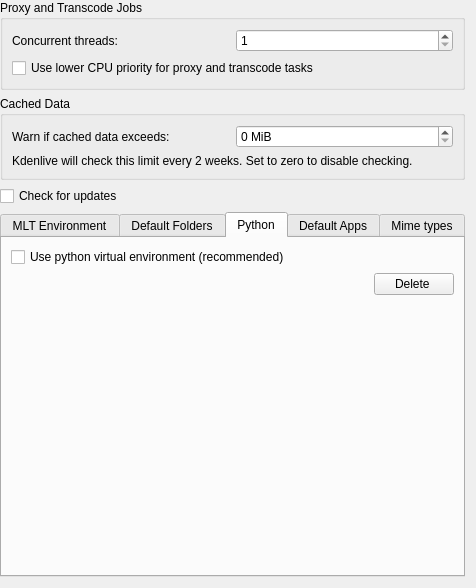
Qt form src/ui/configenv_ui.ui (KDE/kdenlive) before a commit.
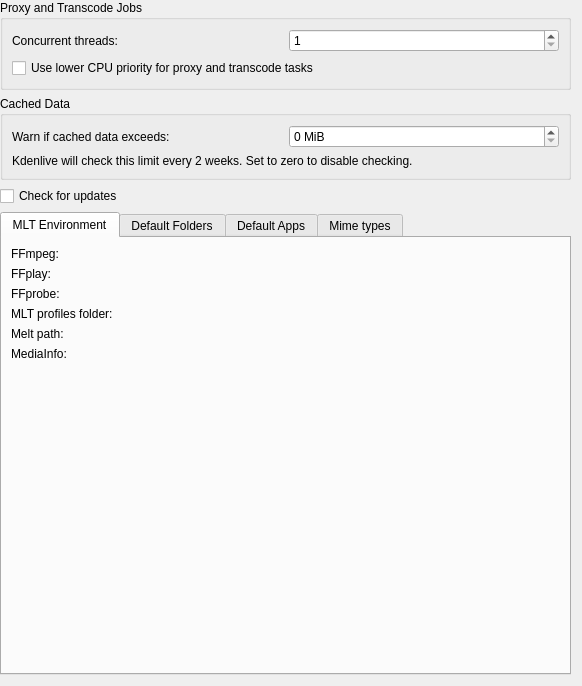
The same form after that commit. The open tabs and pages were chosen to show the change. Custom widgets are drawn as their Qt base class.

```diff
--- a/src/ui/configenv_ui.ui
+++ b/src/ui/configenv_ui.ui
@@ -10,8 +10,8 @@
    <rect>
     <x>0</x>
     <y>0</y>
-    <width>476</width>
-    <height>588</height>
+    <width>582</width>
+    <height>686</height>
    </rect>
   </property>
   <property name="sizePolicy">
@@ -331,70 +331,6 @@
        </item>
       </layout>
      </widget>
-     <widget class="QWidget" name="tab_5">
-      <attribute name="title">
-       <string>Python</string>
-      </attribute>
-      <layout class="QGridLayout" name="gridLayout">
-       <item row="2" column="0">
-        <layout class="QVBoxLayout" name="message_layout_2"/>
-       </item>
-       <item row="1" column="0">
-        <layout class="QHBoxLayout" name="horizontalLayout_4">
-         <property name="spacing">
-          <number>0</number>
-         </property>
-         <item>
-          <widget class="QLabel" name="label_python_size">
-           <property name="sizePolicy">
-            <sizepolicy hsizetype="MinimumExpanding" vsizetype="Preferred">
-             <horstretch>0</horstretch>
-             <verstretch>0</verstretch>
-            </sizepolicy>
-           </property>
-           <property name="text">
-            <string/>
-           </property>
-          </widget>
-         </item>
-         <item>
-          <widget class="QPushButton" name="button_python_delete">
-           <property name="text">
-            <string>Delete </string>
-           </property>
-          </widget>
-         </item>
-        </layout>
-       </item>
-       <item row="0" column="0">
-        <widget class="QCheckBox" name="kcfg_usePythonVenv">
-         <property name="text">
-          <string>Use python virtual environment (recommended)</string>
-         </property>
-        </widget>
-       </item>
-       <item row="4" column="0">
-        <widget class="KMessageWidget" name="pythonSetupMessage">
-         <property name="closeButtonVisible">
-          <bool>false</bool>
-         </property>
-        </widget>
-       </item>
-       <item row="3" column="0">
-        <spacer name="verticalSpacer">
-         <property name="orientation">
-          <enum>Qt::Vertical</enum>
-         </property>
-         <property name="sizeHint" stdset="0">
-          <size>
-           <width>20</width>
-           <height>196</height>
-          </size>
-         </property>
-        </spacer>
-       </item>
-      </layout>
-     </widget>
      <widget class="QWidget" name="tab_3">
       <attribute name="title">
        <string>Default Apps</string>
@@ -542,12 +478,6 @@
    <header>kurlrequester.h</header>
    <container>1</container>
   </customwidget>
-  <customwidget>
-   <class>KMessageWidget</class>
-   <extends>QFrame</extends>
-   <header>kmessagewidget.h</header>
-   <container>1</container>
-  </customwidget>
  </customwidgets>
  <tabstops>
   <tabstop>kcfg_proxythreads</tabstop>
```
Left out of the diff: 8 changed lines with no effect on the pictures.
